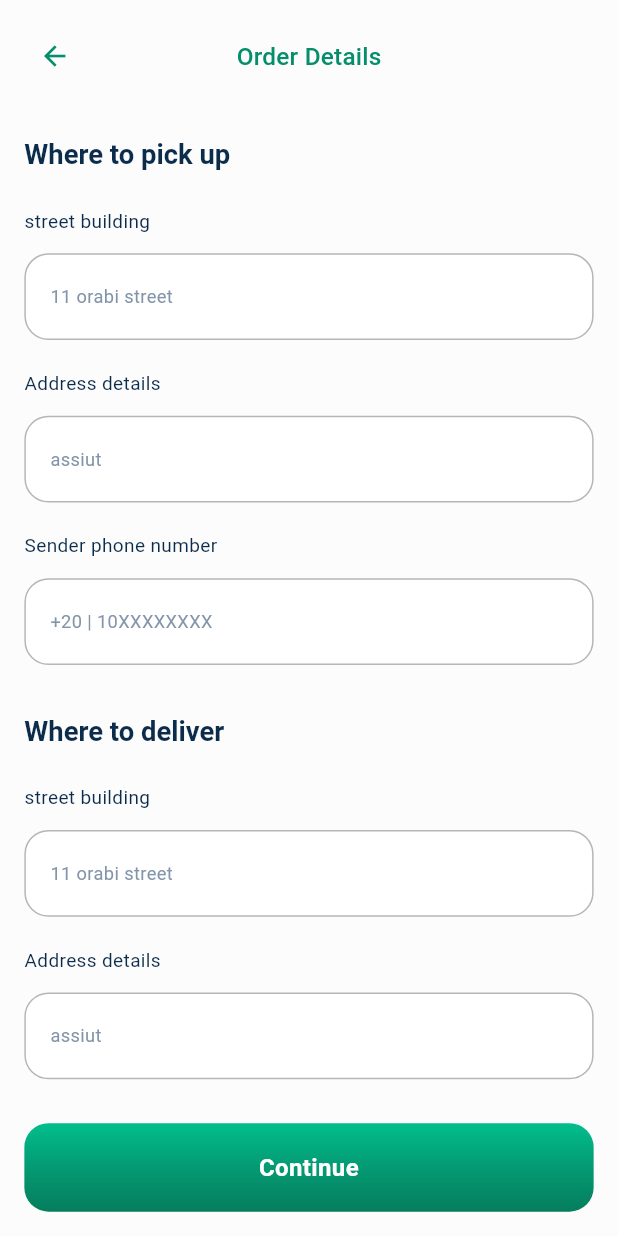
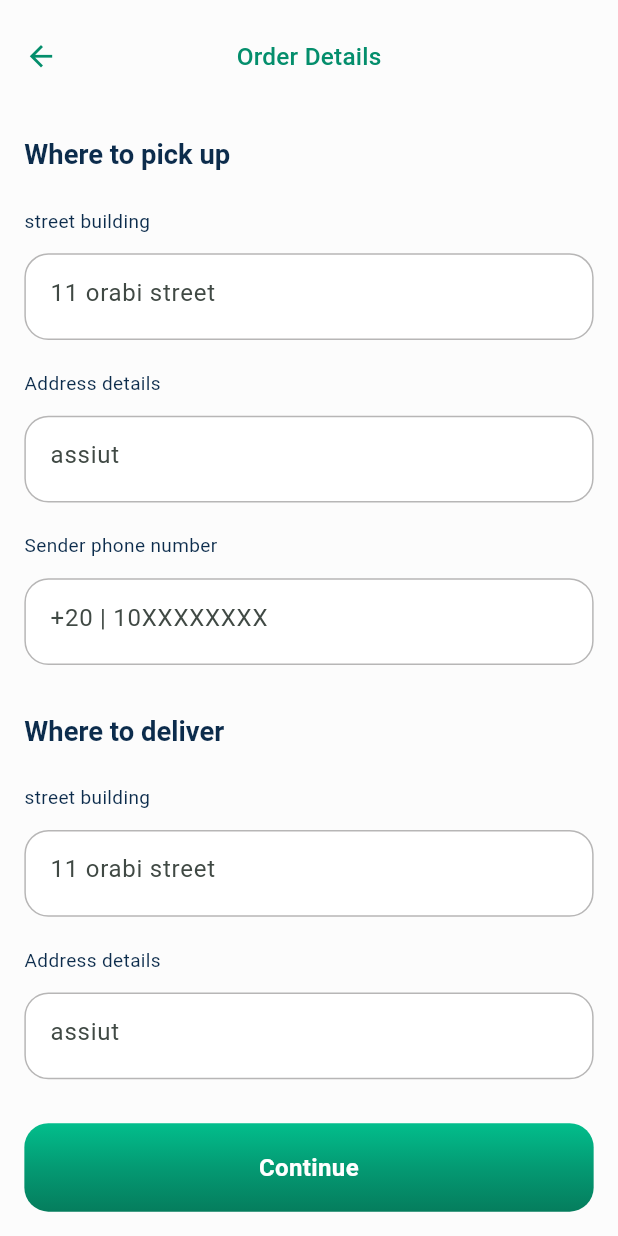
Before and after one commit to Salma28-zahran/meshwar, a Flutter app: the AddressScreen screen opened by its route, on a phone screen of 412 x 824 dp. Run offline on Flutter 3.47's test engine with Material 3 defaults, Android fonts, the light colour scheme and no system bars; our stand-ins replace flutter_map, flutter_screenutil, go_router, latlong2; missing offline and left inert: country_state_city.

Commit message:
dilvery screens done

```diff
--- a/apps/customer_app/lib/config/routing/app_router.dart
+++ b/apps/customer_app/lib/config/routing/app_router.dart
@@ -67,31 +67,26 @@ final GoRouter appRouter = GoRouter(
         return WhentoScreen(
           fromTitle:
           extra?['fromTitle'] as String? ?? '',
+
           toTitle:
           extra?['toTitle'] as String? ?? '',
+
+          rideType:
+          extra?['rideType'] as RideType? ??
+              RideType.normal,
         );
       },
     ),
     GoRoute(
       path: AppRoutes.vehicle,
       builder: (context, state) {
-        final extra = state.extra;
+        final extra =
+        state.extra as Map<String, dynamic>?;
 
-        if (extra is RideData) {
-          return VehicleScreen(
-            rideType: extra.rideType,
-            rideData: extra,
-          );
-        }
-
-        if (extra is RideType) {
-          return VehicleScreen(
-            rideType: extra,
-          );
-        }
-
-        return const VehicleScreen(
-          rideType: RideType.normal,
+        return VehicleScreen(
+          rideType:
+          extra?['rideType'] as RideType? ??
+              RideType.normal,
         );
       },
     ),
@@ -162,7 +157,18 @@ final GoRouter appRouter = GoRouter(
 
     GoRoute(
       path: AppRoutes.address,
-      builder: (context, state) => const AddressScreen(),
+      builder: (context, state) {
+        final extra =
+        state.extra as Map<String, dynamic>?;
+
+        return AddressScreen(
+          fromTitle:
+          extra?['fromTitle'] as String? ?? '',
+
+          toTitle:
+          extra?['toTitle'] as String? ?? '',
+        );
+      },
     ),
 
     GoRoute(
--- a/apps/customer_app/lib/features/delivery/presentation/views/address_screen.dart
+++ b/apps/customer_app/lib/features/delivery/presentation/views/address_screen.dart
@@ -1,12 +1,22 @@
+import 'package:customer_app/config/routing/app_routes.dart';
 import 'package:customer_app/config/theme/app_colors.dart';
 import 'package:customer_app/config/theme/app_spacing.dart';
 import 'package:customer_app/core/widgets/app_borders.dart';
 import 'package:customer_app/core/widgets/app_button.dart';
+import 'package:customer_app/features/ride_type/ride_type.dart';
 import 'package:flutter/material.dart';
 import 'package:flutter_screenutil/flutter_screenutil.dart';
+import 'package:go_router/go_router.dart';
 
 class AddressScreen extends StatelessWidget {
-  const AddressScreen({super.key});
+  const AddressScreen({
+    super.key,
+    required this.fromTitle,
+    required this.toTitle,
+  });
+
+  final String fromTitle;
+  final String toTitle;
 
   @override
   Widget build(BuildContext context) {
@@ -17,8 +27,6 @@ class AddressScreen extends StatelessWidget {
           children: [
             Expanded(
               child: SingleChildScrollView(
-                keyboardDismissBehavior:
-                ScrollViewKeyboardDismissBehavior.onDrag,
                 padding: EdgeInsets.symmetric(
                   horizontal: AppSpacing.md,
                 ),
@@ -26,11 +34,15 @@ class AddressScreen extends StatelessWidget {
                   crossAxisAlignment:
                   CrossAxisAlignment.start,
                   children: [
-                    SizedBox(height: AppSpacing.md),
+                    SizedBox(
+                      height: AppSpacing.md,
+                    ),
 
                     const _AddressHeader(),
 
-                    SizedBox(height: AppSpacing.xl),
+                    SizedBox(
+                      height: AppSpacing.xl,
+                    ),
 
                     const _AddressSection(
                       title: 'Where to pick up',
@@ -40,7 +52,9 @@ class AddressScreen extends StatelessWidget {
                       'Sender phone number',
                     ),
 
-                    SizedBox(height: AppSpacing.xl),
+                    SizedBox(
+                      height: AppSpacing.xl,
+                    ),
 
                     const _AddressSection(
                       title: 'Where to deliver',
@@ -49,25 +63,27 @@ class AddressScreen extends StatelessWidget {
                       phoneLabel:
                       'Recipient phone number',
                     ),
-
-                    SizedBox(height: AppSpacing.lg),
                   ],
                 ),
               ),
             ),
 
             Padding(
-              padding: EdgeInsets.fromLTRB(
-                AppSpacing.md,
-                AppSpacing.sm,
-                AppSpacing.md,
+              padding: EdgeInsets.all(
                 AppSpacing.md,
               ),
               child: AppButton(
                 width: double.infinity,
                 label: 'Continue',
                 onPressed: () {
-
+                  context.push(
+                    AppRoutes.whento,
+                    extra: {
+                      'fromTitle': fromTitle,
+                      'toTitle': toTitle,
+                      'rideType': RideType.delivery,
+                    },
+                  );
                 },
               ),
             ),
@@ -77,6 +93,7 @@ class AddressScreen extends StatelessWidget {
     );
   }
 }
+
 
 class _AddressHeader extends StatelessWidget {
   const _AddressHeader();
@@ -92,17 +109,13 @@ class _AddressHeader extends StatelessWidget {
             alignment: Alignment.centerLeft,
             child: InkWell(
               onTap: () {
-                Navigator.of(context).maybePop();
+                context.pop();
               },
               borderRadius: AppBorders.full,
-              child: SizedBox(
-                width: 40.r,
-                height: 40.r,
-                child: Icon(
-                  Icons.arrow_back,
-                  size: 21.r,
-                  color: AppColors.primaryColor,
-                ),
+              child: Icon(
+                Icons.arrow_back,
+                size: 22.r,
+                color: AppColors.primaryColor,
               ),
             ),
           ),
@@ -123,6 +136,7 @@ class _AddressHeader extends StatelessWidget {
     );
   }
 }
+
 
 class _AddressSection extends StatelessWidget {
   const _AddressSection({
@@ -157,42 +171,43 @@ class _AddressSection extends StatelessWidget {
 
         SizedBox(height: AppSpacing.lg),
 
-        _AddressField(
+        _Field(
           label: 'street building',
           hint: streetHint,
-          keyboardType: TextInputType.streetAddress,
+          type: TextInputType.streetAddress,
         ),
 
         SizedBox(height: AppSpacing.ml),
 
-        _AddressField(
+        _Field(
           label: 'Address details',
           hint: detailsHint,
-          keyboardType: TextInputType.streetAddress,
+          type: TextInputType.streetAddress,
         ),
 
         SizedBox(height: AppSpacing.ml),
 
-        _AddressField(
+        _Field(
           label: phoneLabel,
           hint: '+20 | 10XXXXXXXX',
-          keyboardType: TextInputType.phone,
+          type: TextInputType.phone,
         ),
       ],
     );
   }
 }
 
-class _AddressField extends StatelessWidget {
-  const _AddressField({
+
+class _Field extends StatelessWidget {
+  const _Field({
     required this.label,
     required this.hint,
-    required this.keyboardType,
+    required this.type,
   });
 
   final String label;
   final String hint;
-  final TextInputType keyboardType;
+  final TextInputType type;
 
   @override
   Widget build(BuildContext context) {
@@ -207,7 +222,6 @@ class _AddressField extends StatelessWidget {
               .bodyMedium
               ?.copyWith(
             fontSize: 12.5.sp,
-            fontWeight: FontWeight.w400,
             color: AppColors.secondaryColor,
           ),
         ),
@@ -221,32 +235,13 @@ class _AddressField extends StatelessWidget {
             borderRadius: AppBorders.lg,
             border: Border.all(
               color: AppColors.inputBorderGrey,
-              width: 1,
             ),
           ),
           child: TextField(
-            keyboardType: keyboardType,
-            style: Theme.of(context)
-                .textTheme
-                .bodyMedium
-                ?.copyWith(
-              fontSize: 13.sp,
-              color: AppColors.secondaryColor,
-            ),
+            keyboardType: type,
             decoration: InputDecoration(
               hintText: hint,
-              hintStyle: Theme.of(context)
-                  .textTheme
-                  .bodyMedium
-                  ?.copyWith(
-                fontSize: 12.sp,
-                color: const Color(
-                  0xFF8295A9,
-                ),
-              ),
               border: InputBorder.none,
-              enabledBorder: InputBorder.none,
-              focusedBorder: InputBorder.none,
               contentPadding:
               EdgeInsets.symmetric(
                 horizontal: AppSpacing.md,
--- a/apps/customer_app/lib/features/home/presentation/views/vehicle_screen.dart
+++ b/apps/customer_app/lib/features/home/presentation/views/vehicle_screen.dart
@@ -112,10 +112,12 @@ class _VehicleScreenState extends State<VehicleScreen> {
   // ===========================================================================
 
   List<_VehicleModel> get _vehicles {
-    return _currentRideType ==
-        RideType.cityToCity
-        ? _cityToCityVehicles
-        : _normalVehicles;
+    if (_currentRideType == RideType.cityToCity ||
+        _currentRideType == RideType.delivery) {
+      return _cityToCityVehicles;
+    }
+
+    return _normalVehicles;
   }
 
   // ===========================================================================
@@ -138,8 +140,8 @@ class _VehicleScreenState extends State<VehicleScreen> {
     // CITY TO CITY
     // =======================================================================
 
-    if (_currentRideType ==
-        RideType.cityToCity) {
+    if (_currentRideType == RideType.cityToCity ||
+        _currentRideType == RideType.delivery) {
       final updatedRideData =
       widget.rideData?.copyWith(
         vehicleName: selectedVehicle.title,
--- a/apps/customer_app/lib/features/home/presentation/views/whento_screen.dart
+++ b/apps/customer_app/lib/features/home/presentation/views/whento_screen.dart
@@ -15,6 +15,7 @@ class WhentoScreen extends StatefulWidget {
     super.key,
     required this.fromTitle,
     required this.toTitle,
+    required this.rideType,
     this.fromPoint = const LatLng(
       27.18786,
       31.17020,
@@ -31,6 +32,7 @@ class WhentoScreen extends StatefulWidget {
   final LatLng fromPoint;
   final LatLng toPoint;
 
+  final RideType rideType;
   @override
   State<WhentoScreen> createState() =>
       _WhentoScreenState();
@@ -154,12 +156,17 @@ class _WhentoScreenState extends State<WhentoScreen> {
     );
 
     debugPrint(
-      'FLOW TYPE: ${RideType.normal}',
+      'FLOW TYPE: ${widget.rideType}',
     );
 
     context.push(
       AppRoutes.vehicle,
-      extra: RideType.normal,
+      extra: {
+        'rideType': widget.rideType,
+        'fromTitle': widget.fromTitle,
+        'toTitle': widget.toTitle,
+        'scheduledDateTime': _scheduledDateTime,
+      },
     );
   }
 
--- a/apps/customer_app/lib/features/ride_type/ride_type.dart
+++ b/apps/customer_app/lib/features/ride_type/ride_type.dart
@@ -1,4 +1,5 @@
 enum RideType {
   normal,
   cityToCity,
+  delivery,
 }
```
